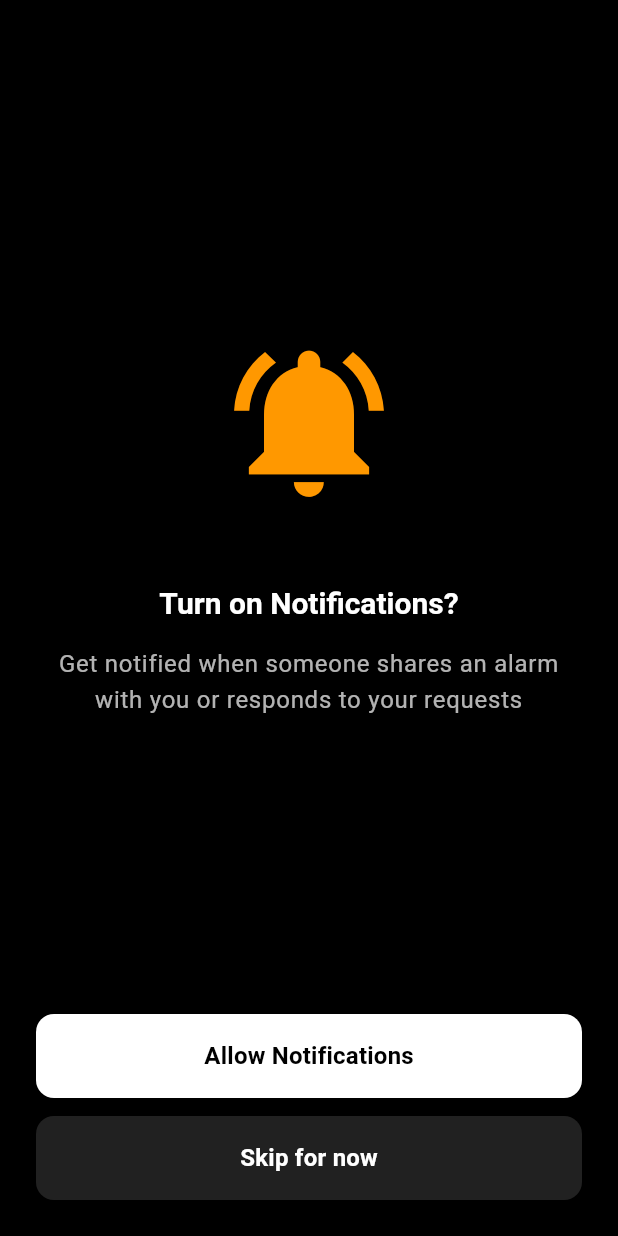
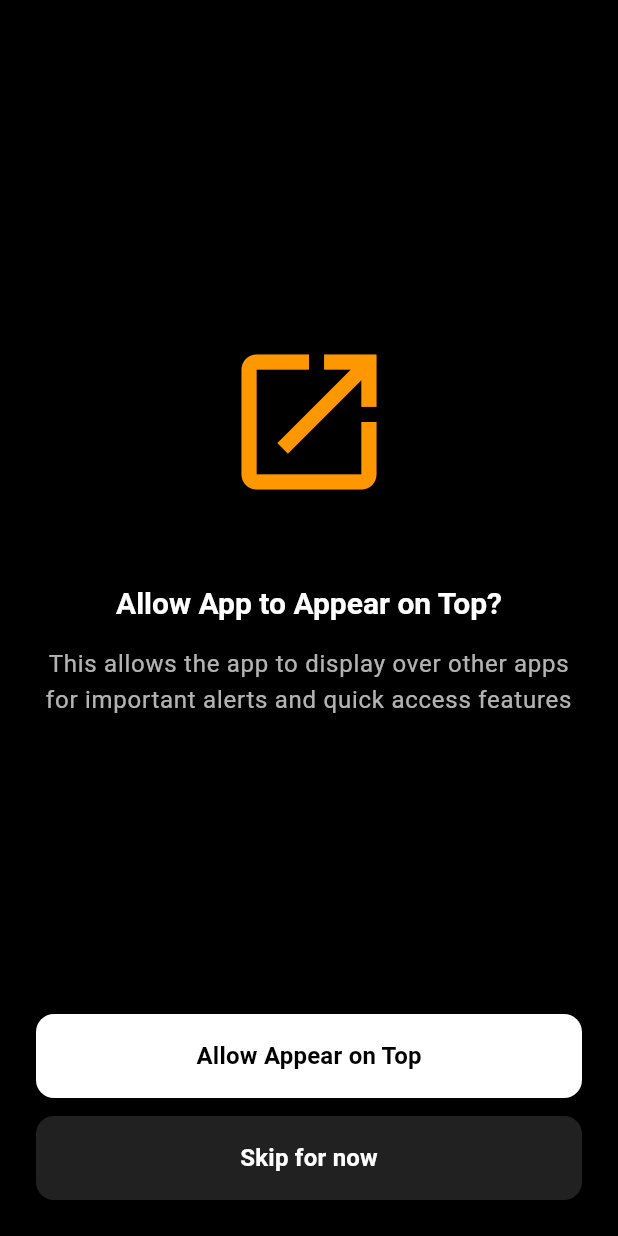
Before and after one commit to AlirezaHosseinkhani/Famz, a Flutter app: the WelcomePage screen opened directly with empty values, after a tap on "Continue", on a phone screen of 412 x 824 dp. Run offline on Flutter 3.47's test engine with Material 3 defaults, Android fonts, the light colour scheme and no system bars; our stand-ins replace audioplayers, camera, connectivity_plus, dartz, equatable, flutter_bloc and 10 more; missing offline and left inert: flutter_sound; accounts and stored records are empty; network calls fail.

Commit message:
Add related permissions

```diff
--- a/lib/core/constants/route_constants.dart
+++ b/lib/core/constants/route_constants.dart
@@ -5,6 +5,8 @@ class RouteConstants {
   static const String otpVerification = '/otp-verification';
   static const String nameInput = '/name-input';
   static const String notificationPermission = '/notification-permission';
+  static const String systemAlertWindowPermission =
+      '/system-alert-window-permission';
   static const String main = '/main';
   static const String alarms = '/main/alarms';
   static const String setAlarm = '/main/alarms/set';
--- a/lib/presentation/pages/auth/password_input_page.dart
+++ b/lib/presentation/pages/auth/password_input_page.dart
@@ -83,7 +83,7 @@ class _PasswordInputPageState extends State<PasswordInputPage> {
         listener: (context, state) {
           if (state is AuthAuthenticated) {
             Navigator.of(context).pushNamedAndRemoveUntil(
-              RouteNames.notificationPermission,
+              RouteNames.systemAlertWindowPermission,
               (route) => false,
             );
           } else if (state is AuthError) {
--- /dev/null
+++ b/lib/presentation/pages/auth/system_alert_window_permission_page.dart
@@ -0,0 +1,125 @@
+import 'package:flutter/material.dart';
+import 'package:permission_handler/permission_handler.dart';
+
+import '../../../core/utils/snackbar_utils.dart';
+import '../../routes/route_names.dart';
+import '../../widgets/common/custom_button.dart';
+import '../../widgets/common/custom_snackbar.dart';
+
+class SystemAlertWindowPermissionPage extends StatefulWidget {
+  const SystemAlertWindowPermissionPage({Key? key}) : super(key: key);
+
+  @override
+  State<SystemAlertWindowPermissionPage> createState() =>
+      _SystemAlertWindowPermissionPageState();
+}
+
+class _SystemAlertWindowPermissionPageState
+    extends State<SystemAlertWindowPermissionPage> {
+  bool _isLoading = false;
+
+  Future<void> _requestPermission() async {
+    setState(() {
+      _isLoading = true;
+    });
+
+    try {
+      final status = await Permission.systemAlertWindow.request();
+
+      if (mounted) {
+        // Navigate to the notification permission page
+        Navigator.of(context).pushReplacementNamed(
+          RouteNames.notificationPermission, // or whatever your route name is
+        );
+      }
+    } catch (e) {
+      if (mounted) {
+        SnackbarUtils.showOverlaySnackbar(
+          context,
+          "Failed to request permission",
+          SnackbarType.warning,
+        );
+      }
+    } finally {
+      if (mounted) {
+        setState(() {
+          _isLoading = false;
+        });
+      }
+    }
+  }
+
+  void _skipPermission() {
+    // Navigate to the notification permission page
+    Navigator.of(context).pushReplacementNamed(
+      RouteNames.notificationPermission,
+    );
+  }
+
+  @override
+  Widget build(BuildContext context) {
+    final theme = Theme.of(context);
+
+    return Scaffold(
+      resizeToAvoidBottomInset: false,
+      body: SafeArea(
+        child: Container(
+          color: Colors.black,
+          padding: const EdgeInsets.all(24),
+          child: Column(
+            children: [
+              Expanded(
+                child: Column(
+                  mainAxisAlignment: MainAxisAlignment.center,
+                  children: [
+                    Icon(
+                      Icons.open_in_new,
+                      size: 120,
+                      color: Colors.orange,
+                    ),
+                    const SizedBox(height: 48),
+                    Text(
+                      'Allow App to Appear on Top?',
+                      style: theme.textTheme.headlineMedium?.copyWith(
+                        fontWeight: FontWeight.bold,
+                      ),
+                      textAlign: TextAlign.center,
+                    ),
+                    const SizedBox(height: 16),
+                    Text(
+                      'This allows the app to display over other apps for important alerts and quick access features',
+                      style: theme.textTheme.bodyLarge?.copyWith(
+                        color:
+                            theme.textTheme.bodyLarge?.color?.withOpacity(0.7),
+                        height: 1.5,
+                      ),
+                      textAlign: TextAlign.center,
+                    ),
+                  ],
+                ),
+              ),
+              CustomButton(
+                text: 'Allow Appear on Top',
+                backgroundColor: Colors.white,
+                fontSize: 16,
+                textColor: Colors.black,
+                borderRadius: BorderRadius.circular(12),
+                onPressed: _requestPermission,
+                // isLoading: _isLoading,
+              ),
+              const SizedBox(height: 12),
+              CustomButton(
+                text: 'Skip for now',
+                backgroundColor: Colors.grey.shade900,
+                fontSize: 16,
+                textColor: Colors.white,
+                borderRadius: BorderRadius.circular(12),
+                onPressed: _skipPermission,
+              ),
+            ],
+          ),
+        ),
+      ),
+    );
+  }
+}
--- a/lib/presentation/pages/auth/welcome_page.dart
+++ b/lib/presentation/pages/auth/welcome_page.dart
@@ -73,7 +73,7 @@ class WelcomePage extends StatelessWidget {
                 text: 'Continue',
                 onPressed: () {
                   Navigator.of(context).pushNamedAndRemoveUntil(
-                    RouteNames.notificationPermission,
+                    RouteNames.systemAlertWindowPermission,
                     (route) => false,
                   );
                 },
--- a/lib/presentation/routes/app_router.dart
+++ b/lib/presentation/routes/app_router.dart
@@ -1,3 +1,4 @@
+import 'package:famz/presentation/pages/auth/system_alert_window_permission_page.dart';
 import 'package:famz/presentation/pages/auth/welcome_page.dart';
 import 'package:famz/presentation/pages/main/alarms/set_alarm_page.dart';
 import 'package:flutter/material.dart';
@@ -68,6 +69,10 @@ class AppRouter {
       case RouteNames.notificationPermission:
         return MaterialPageRoute(
             builder: (_) => const NotificationPermissionPage());
+
+      case RouteNames.systemAlertWindowPermission:
+        return MaterialPageRoute(
+            builder: (_) => const SystemAlertWindowPermissionPage());
 
       case RouteNames.main:
         return MaterialPageRoute(
--- a/lib/presentation/routes/route_names.dart
+++ b/lib/presentation/routes/route_names.dart
@@ -11,6 +11,8 @@ class RouteNames {
 
   static const String nameInput = '/name-input';
   static const String notificationPermission = '/notification-permission';
+  static const String systemAlertWindowPermission =
+      '/system-alert-window-permission';
 
   // static const String registerOtpVerification = '/register-otp-verification';
   static const String welcome = '/welcome';
```
